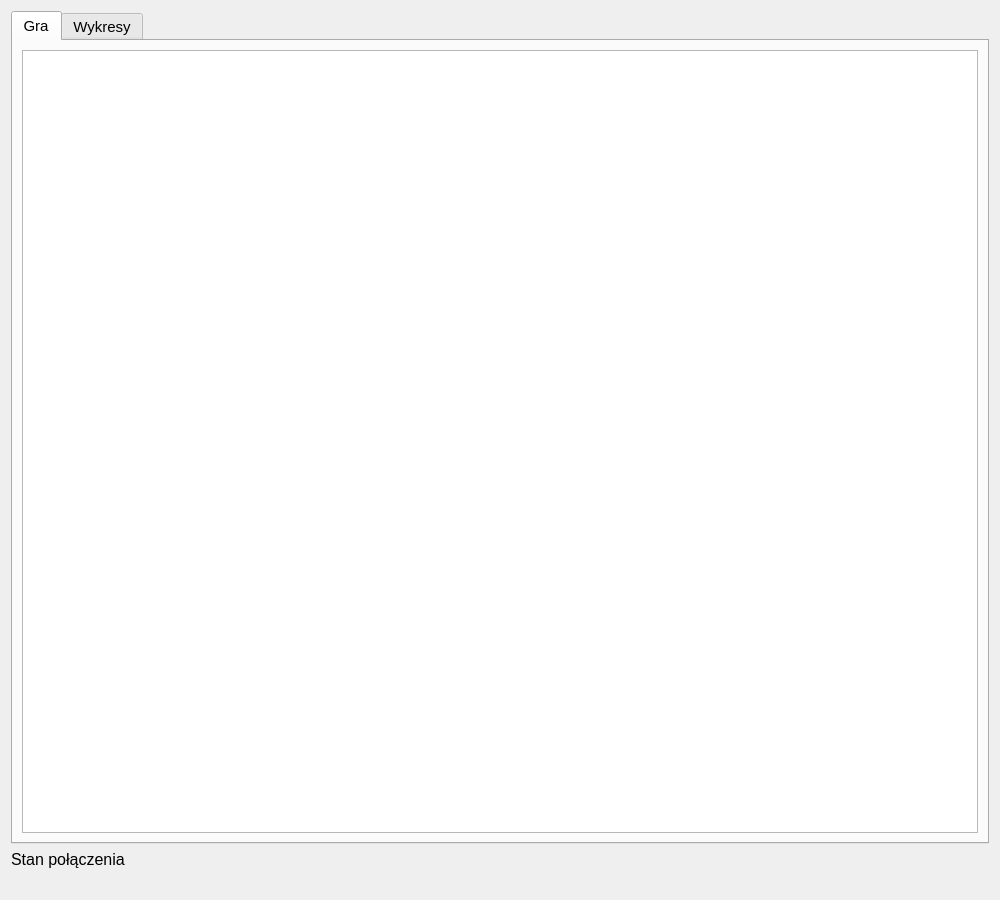
This is oknogry.ui in Wirgiliusz/FlyAndShoot as Qt 5 draws it before an edit. The edited form follows.
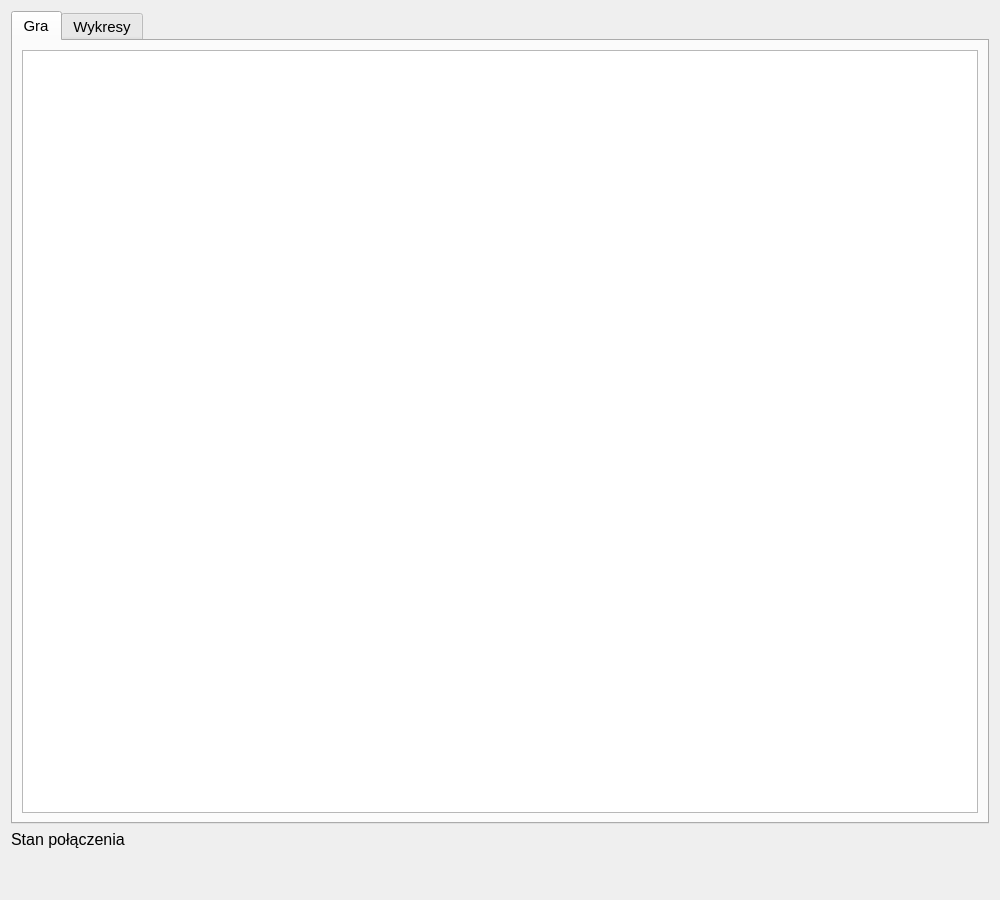
This is the edited form. Custom widgets are drawn as their Qt base class.

What changed in the file:
```diff
--- a/oknogry.ui
+++ b/oknogry.ui
@@ -47,6 +47,13 @@
        </property>
       </widget>
      </item>
+     <item row="3" column="0">
+      <widget class="QLabel" name="labelZycia">
+       <property name="text">
+        <string/>
+       </property>
+      </widget>
+     </item>
      <item row="1" column="0">
       <widget class="QTabWidget" name="tabWidget">
        <property name="font">
@@ -148,7 +155,7 @@
        </widget>
       </widget>
      </item>
-     <item row="3" column="0">
+     <item row="4" column="0">
       <widget class="QLabel" name="labelStanPolaczeniaIcon">
        <property name="text">
         <string/>
```
